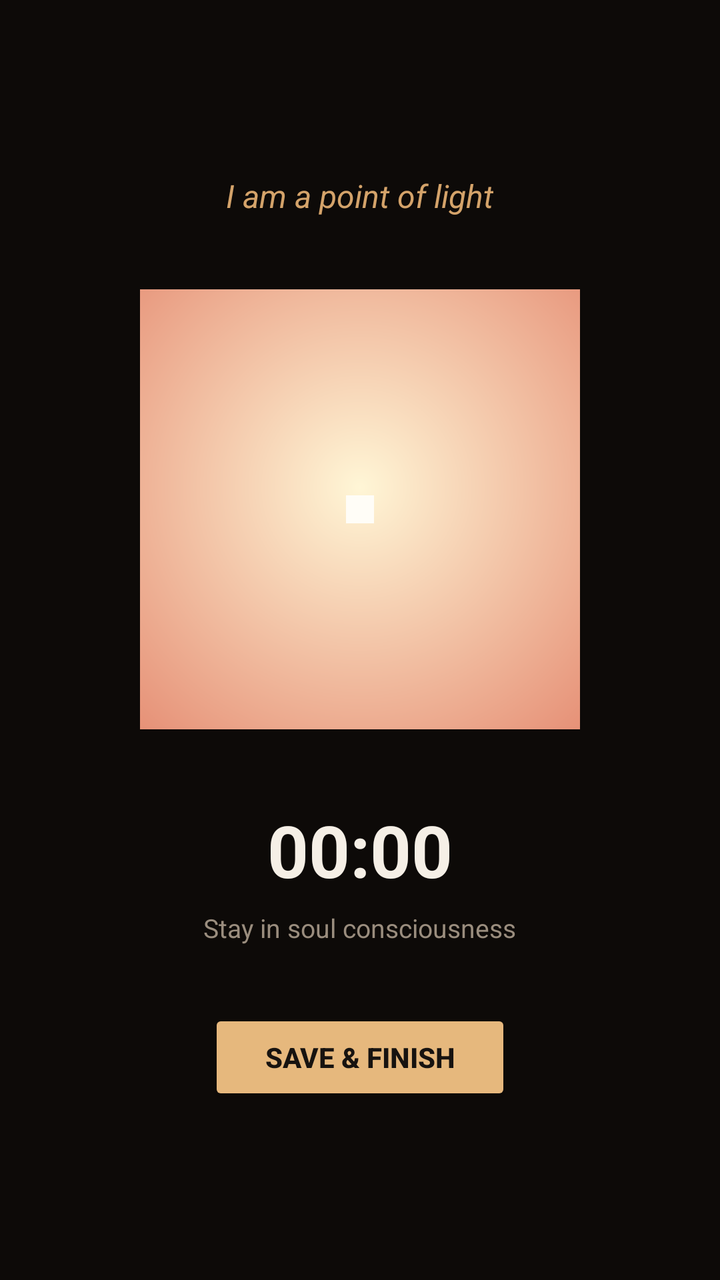
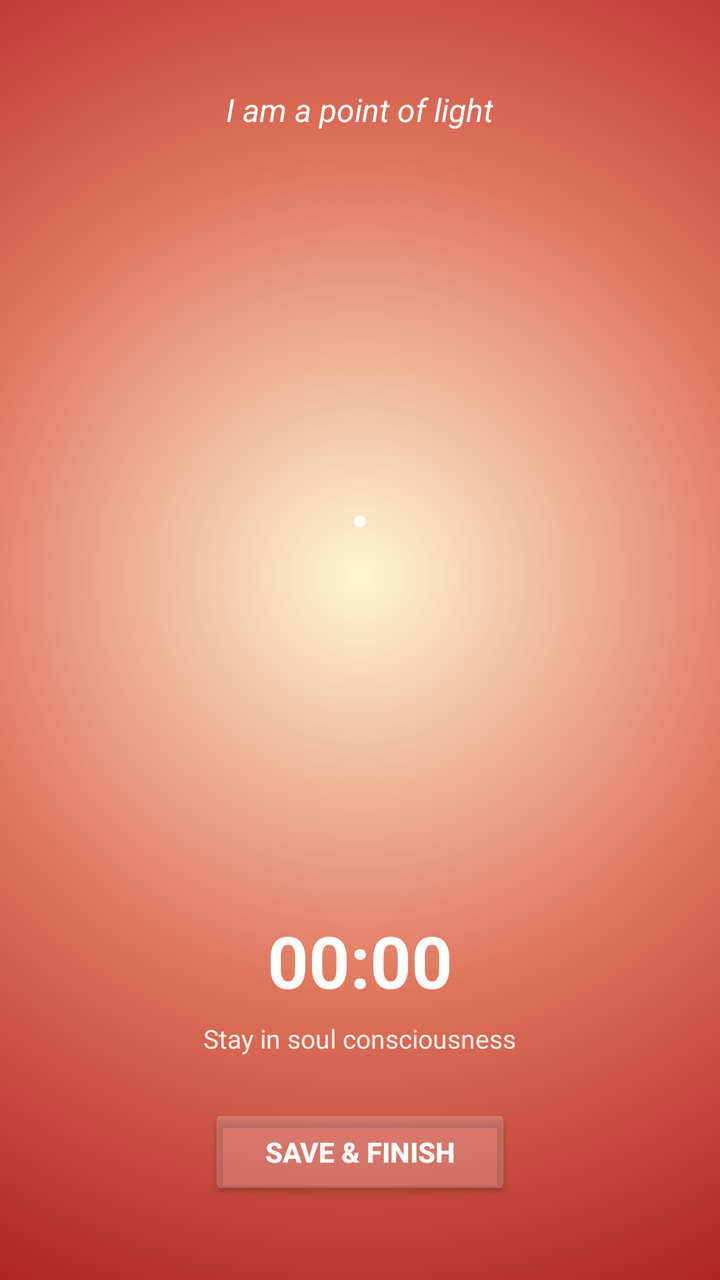

The first picture is an Android layout as it rendered before a commit; the second is the same layout after the commit. The layout source and the unified diff follow.
<!-- AndroidManifest.xml: application theme Theme.SmritiCounter -->
<!-- res/layout/activity_bindu.xml -->
<?xml version="1.0" encoding="utf-8"?>
<LinearLayout xmlns:android="http://schemas.android.com/apk/res/android"
    android:layout_width="match_parent"
    android:layout_height="match_parent"
    android:background="#0D0A08"
    android:gravity="center"
    android:orientation="vertical"
    android:padding="28dp">

    <TextView
        android:id="@+id/tv_bindu_swaman"
        android:layout_width="wrap_content"
        android:layout_height="wrap_content"
        android:gravity="center"
        android:text="I am a point of light"
        android:textColor="#D4A36A"
        android:textSize="16sp"
        android:textStyle="italic" />

    <FrameLayout
        android:layout_width="220dp"
        android:layout_height="220dp"
        android:layout_marginTop="36dp"
        android:layout_marginBottom="36dp">

        <View
            android:layout_width="match_parent"
            android:layout_height="match_parent"
            android:background="@drawable/bindu_glow" />

        <View
            android:layout_width="14dp"
            android:layout_height="14dp"
            android:layout_gravity="center"
            android:background="#FFFDF7" />
    </FrameLayout>

    <TextView
        android:id="@+id/tv_bindu_timer"
        android:layout_width="wrap_content"
        android:layout_height="wrap_content"
        android:text="00:00"
        android:textColor="#F5EFE6"
        android:textSize="36sp"
        android:textStyle="bold" />

    <TextView
        android:layout_width="wrap_content"
        android:layout_height="wrap_content"
        android:layout_marginTop="6dp"
        android:text="Stay in soul consciousness"
        android:textColor="#9A8D7E"
        android:textSize="13sp" />

    <Button
        android:id="@+id/btn_bindu_done"
        android:layout_width="wrap_content"
        android:layout_height="48dp"
        android:layout_marginTop="32dp"
        android:backgroundTint="#E6B87D"
        android:paddingHorizontal="28dp"
        android:text="Save &amp; Finish"
        android:textColor="#171310"
        android:textStyle="bold" />
</LinearLayout>
<!-- resources referenced by this layout -->
<resources>
  <!-- drawable bindu_glow (drawable) -->
  <?xml version="1.0" encoding="utf-8"?>
  <shape xmlns:android="http://schemas.android.com/apk/res/android"
      android:shape="rectangle">
      <gradient
          android:type="radial"
          android:centerX="0.5"
          android:centerY="0.45"
          android:gradientRadius="420dp"
          android:startColor="#FFF6D6"
          android:centerColor="#DF745C"
          android:endColor="#A91B1B" />
  </shape>
  <style name="Theme.SmritiCounter" parent="Theme.AppCompat.DayNight.NoActionBar">
          <item name="android:statusBarColor">#171310</item>
          <item name="android:navigationBarColor">#171310</item>
      </style>
</resources>

<!-- the commit's change to res/layout/activity_bindu.xml (unified diff, before → after) -->
@@ -2,7 +2,7 @@
 <LinearLayout xmlns:android="http://schemas.android.com/apk/res/android"
     android:layout_width="match_parent"
     android:layout_height="match_parent"
-    android:background="#0D0A08"
+    android:background="@drawable/bindu_glow"
     android:gravity="center"
     android:orientation="vertical"
     android:padding="28dp">
@@ -11,28 +11,23 @@
         android:id="@+id/tv_bindu_swaman"
         android:layout_width="wrap_content"
         android:layout_height="wrap_content"
+        android:layout_marginTop="16dp"
         android:gravity="center"
         android:text="I am a point of light"
-        android:textColor="#D4A36A"
+        android:textColor="#FFFFFF"
         android:textSize="16sp"
         android:textStyle="italic" />
 
     <FrameLayout
-        android:layout_width="220dp"
-        android:layout_height="220dp"
-        android:layout_marginTop="36dp"
-        android:layout_marginBottom="36dp">
+        android:layout_width="match_parent"
+        android:layout_height="0dp"
+        android:layout_weight="1">
 
         <View
-            android:layout_width="match_parent"
-            android:layout_height="match_parent"
-            android:background="@drawable/bindu_glow" />
-
-        <View
-            android:layout_width="14dp"
-            android:layout_height="14dp"
+            android:layout_width="6dp"
+            android:layout_height="6dp"
             android:layout_gravity="center"
-            android:background="#FFFDF7" />
+            android:background="@drawable/bindu_dot" />
     </FrameLayout>
 
     <TextView
@@ -40,7 +35,7 @@
         android:layout_width="wrap_content"
         android:layout_height="wrap_content"
         android:text="00:00"
-        android:textColor="#F5EFE6"
+        android:textColor="#FFFFFF"
         android:textSize="36sp"
         android:textStyle="bold" />
 
@@ -49,17 +44,18 @@
         android:layout_height="wrap_content"
         android:layout_marginTop="6dp"
         android:text="Stay in soul consciousness"
-        android:textColor="#9A8D7E"
+        android:textColor="#F5EFE6"
         android:textSize="13sp" />
 
     <Button
         android:id="@+id/btn_bindu_done"
         android:layout_width="wrap_content"
         android:layout_height="48dp"
-        android:layout_marginTop="32dp"
-        android:backgroundTint="#E6B87D"
+        android:layout_marginTop="24dp"
+        android:layout_marginBottom="12dp"
+        android:backgroundTint="#33FFFFFF"
         android:paddingHorizontal="28dp"
         android:text="Save &amp; Finish"
-        android:textColor="#171310"
+        android:textColor="#FFFFFF"
         android:textStyle="bold" />
 </LinearLayout>
<!-- resource entries referenced after the edit -->
@@ -1,5 +1,11 @@
 <!-- resources referenced by this layout -->
 <resources>
+  <!-- drawable bindu_dot (drawable) -->
+  <?xml version="1.0" encoding="utf-8"?>
+  <shape xmlns:android="http://schemas.android.com/apk/res/android"
+      android:shape="oval">
+      <solid android:color="#FFFDF5" />
+  </shape>
   <!-- drawable bindu_glow (drawable) -->
   <?xml version="1.0" encoding="utf-8"?>
   <shape xmlns:android="http://schemas.android.com/apk/res/android"
